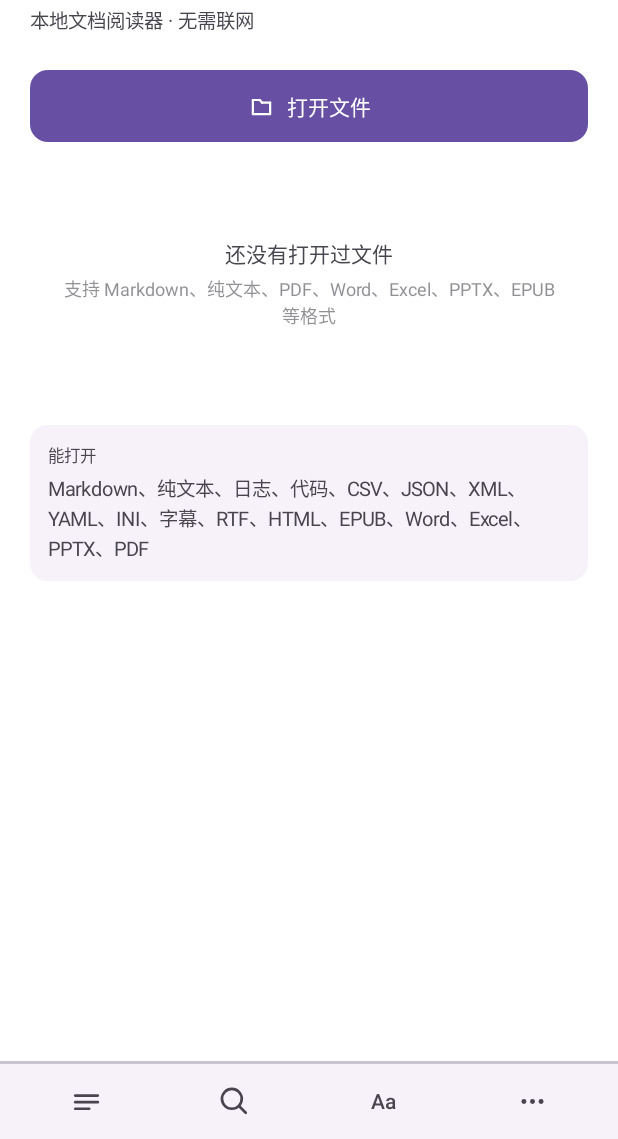
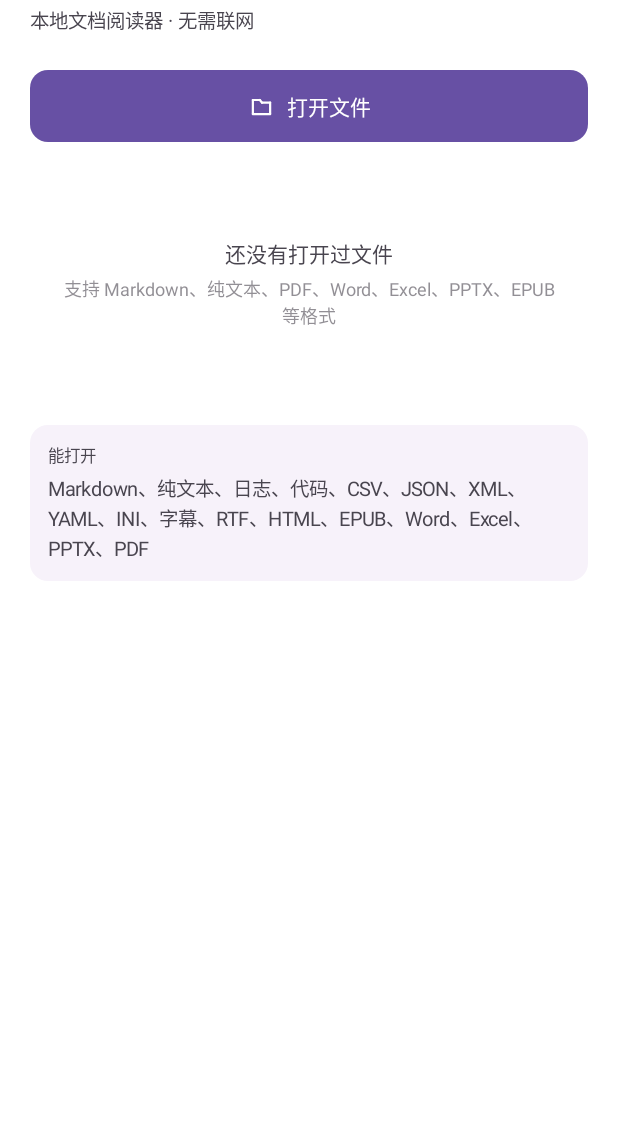
Before and after one commit to Black2716/AllView, an Android app built with Jetpack Compose: the composable ReaderScreen shown on its own in the app's theme, on a phone screen of 412 x 824 dp, the part 97-1236 px from its top. Run offline under Robolectric (Android 15) with nearby library versions, the phone set to English and light mode, and no system bars.

Commit message:
fix(ui): 阅读器状态栏留白与首页无效底栏
- 单文档时顶栏与正文没有为状态栏预留高度，章节名与时间印在同一行（模拟器实锤）。
  新增 reserveStatusBar 参数算 topInset，加到 contentPadding.top 与 TopBar；
  多开时标签条已吃过一次状态栏，传 false 避免双份留白。
- 首页未打开文档时底下仍挂着目录/搜索/字号/更多四个图标，看起来可用其实无效。
  新增 hasContent 门控顶栏、底栏与字号浮层。

```diff
--- a/app/src/main/java/com/yg/moduread/ui/ReaderRoot.kt
+++ b/app/src/main/java/com/yg/moduread/ui/ReaderRoot.kt
@@ -148,7 +148,10 @@ fun ReaderRoot(vm: ReaderViewModel) {
                 onJumpConsumed = vm::consumeJump,
                 recent = recent,
                 onOpenRecent = { uri -> runCatching { Uri.parse(uri) }.getOrNull()?.let(vm::open) },
-                onForgetRecent = vm::forgetRecent
+                onForgetRecent = vm::forgetRecent,
+                // 标签条（sessions.size >= 2 时才出现）自己带 statusBars 内边距，
+                // 阅读器这时不要再让一次，否则正文顶部会多空一行。
+                reserveStatusBar = sessions.size < 2
             )
         }
 
--- a/app/src/main/java/com/yg/moduread/ui/ReaderScreen.kt
+++ b/app/src/main/java/com/yg/moduread/ui/ReaderScreen.kt
@@ -12,6 +12,7 @@ import androidx.compose.foundation.layout.fillMaxWidth
 import androidx.compose.foundation.layout.height
 import androidx.compose.foundation.layout.padding
 import androidx.compose.foundation.layout.safeDrawing
+import androidx.compose.foundation.layout.statusBars
 import androidx.compose.foundation.lazy.LazyColumn
 import androidx.compose.foundation.lazy.itemsIndexed
 import androidx.compose.foundation.lazy.rememberLazyListState
@@ -69,12 +70,22 @@ fun ReaderScreen(
     onForgetRecent: (String) -> Unit = {},
     /** 一次性跳转目标（列表 item 下标）。消费后必须调 onJumpConsumed 清空。 */
     jumpTarget: Int? = null,
-    onJumpConsumed: () -> Unit = {}
+    onJumpConsumed: () -> Unit = {},
+    /** 上方是否已经有标签条替正文让出了状态栏。多开时标签条已经吃过一次状态栏， */
+    /** 这里再让一次就是双份留白（实测多开时正文顶部比单文档多空一行）。 */
+    reserveStatusBar: Boolean = true
 ) {
     // 只取一次安全区：改造前这里连调两次 asPaddingValues()，
     // 又另有一个 insets 变量，同一个值有三种取法，容易改漏。
     val insets = WindowInsets.safeDrawing.asPaddingValues()
     val bottomInsets = insets.calculateBottomPadding()
+    // 顶栏与正文都要让出状态栏。改造前只有多开标签条做了这件事，
+    // 单文档时正文直接顶到状态栏底下，章节名会和时间/电量重叠。
+    val topInset = if (reserveStatusBar) {
+        WindowInsets.statusBars.asPaddingValues().calculateTopPadding()
+    } else {
+        0.dp
+    }
     val listState = rememberLazyListState()
     // 一级标题已作为页首大标题呈现，正文里去掉同一份，避免重复
     val body = remember(doc.blocks) {
@@ -83,6 +94,11 @@ fun ReaderScreen(
             else -> doc.blocks
         }
     }
+    // 有内容才显示阅读器的顶栏/底栏。
+    // 首页（还没有打开文档）本身是完整的一屏，底下再挂一条只有图标的底栏，
+    // 会让人以为「目录/搜索/字号」在这里也能用 —— 实际上它们都依赖已加载的文档。
+    val hasContent = doc.blocks.isNotEmpty() || doc.slides != null
+
     // 滚动后顶部栏淡入，停在顶部时隐藏，把版面还给文字。
     // 带 docUri 作 key：切换文档时列表位置会被重置，顶栏状态也要跟着归位。
     val showBar by remember(doc.docUri) {
@@ -239,7 +255,7 @@ fun ReaderScreen(
                         // 顶栏是叠在内容上的（滚动后才淡入），必须预留它的完整高度，
                         // 否则首行文字会被顶栏压住。改造前这里写死 56.dp，
                         // 与 ReaderTopBarHeight 是两个各自维护的数。
-                        top = ReaderTopBarHeight,
+                        top = ReaderTopBarHeight + topInset,
                         bottom = ReaderBottomContentInset + insets.calculateBottomPadding()
                     )
                 ) {
@@ -272,17 +288,18 @@ fun ReaderScreen(
             animationSpec = tween(150),
             label = "topBarAlpha"
         )
-        if (topBarAlpha > 0.01f) {
+        if (hasContent && topBarAlpha > 0.01f) {
             TopBar(
                 title = currentTitle,
                 progress = progress,
+                topPadding = topInset,
                 modifier = Modifier
                     .align(Alignment.TopCenter)
                     .graphicsLayer { alpha = topBarAlpha }
             )
         }
         // 进度线的绘制已并入 ReaderBottomBar 顶部轨道（一条即可，两处会画两条）
-        ReaderBottomBar(
+        if (hasContent) ReaderBottomBar(
             fontPanelOpen = fontPanelOpen,
             onToggleFontPanel = { fontPanelOpen = !fontPanelOpen },
             onOpenSettings = onOpenSettings,
@@ -310,7 +327,7 @@ fun ReaderScreen(
             animationSpec = tween(160),
             label = "fontPanelShift"
         )
-        if (fontPanelOpen || panelAlpha > 0.01f) {
+        if (hasContent && (fontPanelOpen || panelAlpha > 0.01f)) {
             Box(
                 Modifier
                     .align(Alignment.BottomCenter)
```
Also changed, not shown: app/src/main/java/com/yg/moduread/ui/ReaderChrome.kt (+9 -1 lines).
